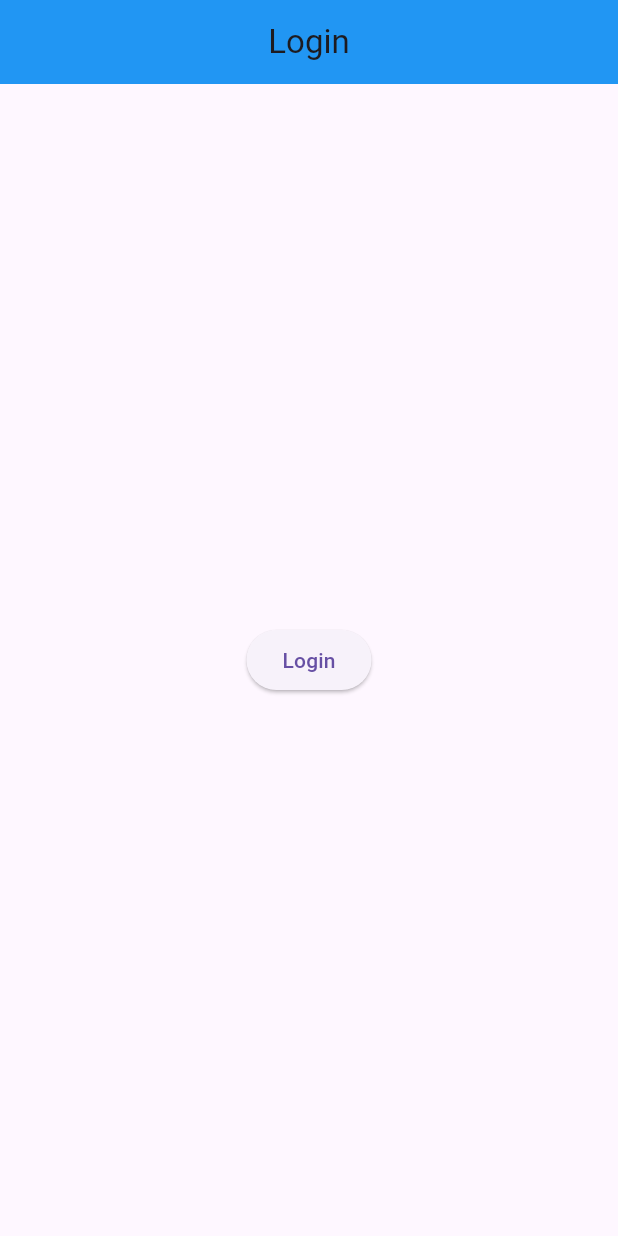
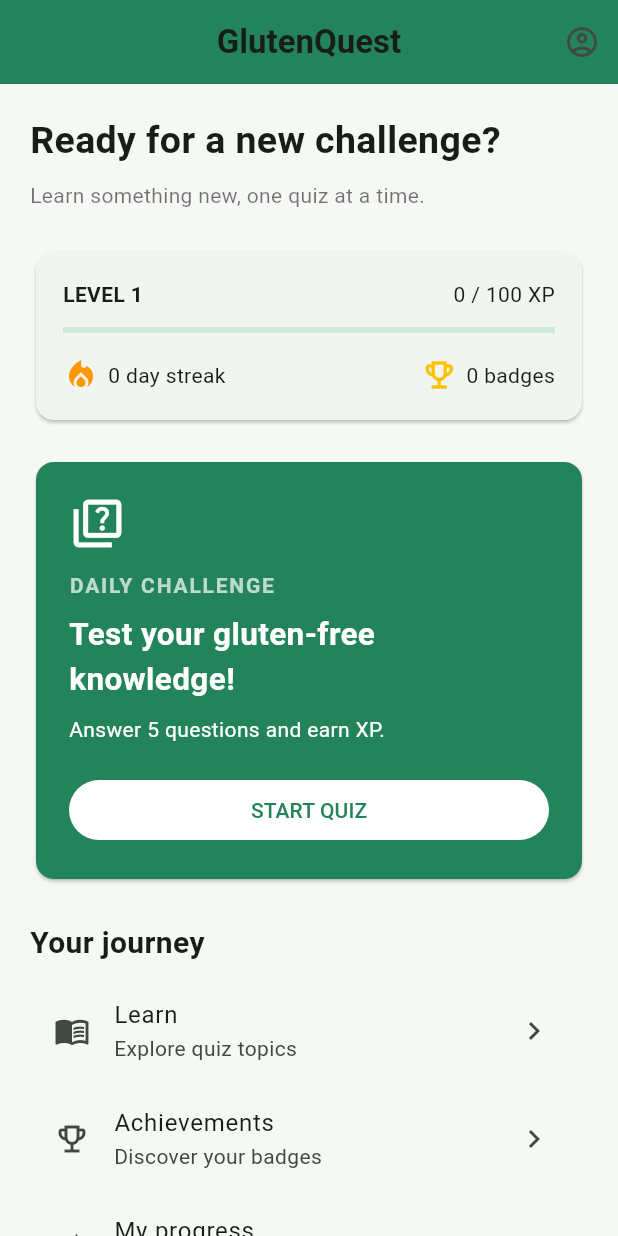
Before and after one commit to C00298638/GlutenQuest, a Flutter app: the screen it shows after launch, on a phone screen of 412 x 824 dp. Run offline on Flutter 3.47's test engine with Material 3 defaults, Android fonts, the phone set to English and light mode, and no system bars.

Commit message:
Add initial homescreen UI and app icon

```diff
--- a/glutenquest/lib/main.dart
+++ b/glutenquest/lib/main.dart
@@ -1,7 +1,8 @@
+
 import 'package:flutter/material.dart';
+import 'screens/home_screen.dart';
 
-void main() async {
-  WidgetsFlutterBinding.ensureInitialized();
+void main() {
   runApp(const GlutenQuestApp());
 }
 
@@ -15,32 +16,12 @@ class GlutenQuestApp extends StatelessWidget {
       debugShowCheckedModeBanner: false,
       theme: ThemeData(
         useMaterial3: true,
+        colorScheme: ColorScheme.fromSeed(
+          seedColor: const Color(0xFF23845B),
+        ),
+        scaffoldBackgroundColor: const Color(0xFFF6F8F5),
       ),
-      home: const LoginScreen(),
+      home: const HomeScreen(),
     );
   }
 }
-
-
-class LoginScreen extends StatelessWidget {
-  const LoginScreen({super.key});
-
-  @override
-  Widget build(BuildContext context) {
-    return Scaffold(
-      appBar: AppBar(
-        centerTitle: true,
-        title: const Text('Login'),
-        backgroundColor: Colors.blue,
-      ),
-      body: Center(
-        child: ElevatedButton(
-          onPressed: () {
-            // Handle login logic here
-          },
-          child: const Text('Login'),
-        ),
-      ),
-    );
-  }
-}
--- a/glutenquest/lib/screens/home_screen.dart
+++ b/glutenquest/lib/screens/home_screen.dart
@@ -0,0 +1,179 @@
+
+import 'package:flutter/material.dart';
+
+class HomeScreen extends StatelessWidget {
+  const HomeScreen({super.key});
+
+  static const Color green = Color(0xFF23845B);
+
+  @override
+  Widget build(BuildContext context) {
+    return Scaffold(
+      appBar: AppBar(
+        title: const Text(
+          'GlutenQuest',
+          style: TextStyle(fontWeight: FontWeight.bold),
+        ),
+        centerTitle: true,
+        backgroundColor: green,
+        actions: [
+          IconButton(
+            onPressed: () {},
+            icon: const Icon(Icons.account_circle_outlined),
+            tooltip: 'Profile',
+          ),
+        ],
+      ),
+      body: ListView(
+        padding: const EdgeInsets.all(20),
+        children: [
+          const Text(
+            'Ready for a new challenge?',
+            style: TextStyle(
+              fontSize: 25,
+              fontWeight: FontWeight.bold,
+            ),
+          ),
+          const SizedBox(height: 8),
+          const Text(
+            'Learn something new, one quiz at a time.',
+            style: TextStyle(color: Colors.black54),
+          ),
+          const SizedBox(height: 24),
+
+          // Player progress
+          Card(
+            child: Padding(
+              padding: const EdgeInsets.all(18),
+              child: Column(
+                crossAxisAlignment: CrossAxisAlignment.start,
+                children: [
+                  const Row(
+                    mainAxisAlignment:
+                        MainAxisAlignment.spaceBetween,
+                    children: [
+                      Text(
+                        'LEVEL 1',
+                        style: TextStyle(
+                          fontWeight: FontWeight.bold,
+                        ),
+                      ),
+                      Text('0 / 100 XP'),
+                    ],
+                  ),
+                  const SizedBox(height: 12),
+                  const LinearProgressIndicator(value: 0),
+                  const SizedBox(height: 16),
+                  const Row(
+                    children: [
+                      Icon(
+                        Icons.local_fire_department,
+                        color: Colors.orange,
+                      ),
+                      SizedBox(width: 6),
+                      Text('0 day streak'),
+                      Spacer(),
+                      Icon(
+                        Icons.emoji_events_outlined,
+                        color: Colors.amber,
+                      ),
+                      SizedBox(width: 6),
+                      Text('0 badges'),
+                    ],
+                  ),
+                ],
+              ),
+            ),
+          ),
+
+          const SizedBox(height: 20),
+
+          // Daily quiz
+          Card(
+            color: green,
+            child: Padding(
+              padding: const EdgeInsets.all(22),
+              child: Column(
+                crossAxisAlignment: CrossAxisAlignment.start,
+                children: [
+                  const Icon(
+                    Icons.quiz_outlined,
+                    color: Colors.white,
+                    size: 38,
+                  ),
+                  const SizedBox(height: 12),
+                  const Text(
+                    'DAILY CHALLENGE',
+                    style: TextStyle(
+                      color: Colors.white70,
+                      fontWeight: FontWeight.bold,
+                      letterSpacing: 1.2,
+                    ),
+                  ),
+                  const SizedBox(height: 8),
+                  const Text(
+                    'Test your gluten-free knowledge!',
+                    style: TextStyle(
+                      color: Colors.white,
+                      fontSize: 21,
+                      fontWeight: FontWeight.bold,
+                    ),
+                  ),
+                  const SizedBox(height: 8),
+                  const Text(
+                    'Answer 5 questions and earn XP.',
+                    style: TextStyle(color: Colors.white),
+                  ),
+                  const SizedBox(height: 20),
+                  SizedBox(
+                    width: double.infinity,
+                    child: FilledButton(
+                      onPressed: () {},
+                      style: FilledButton.styleFrom(
+                        backgroundColor: Colors.white,
+                        foregroundColor: green,
+                      ),
+                      child: const Text('START QUIZ'),
+                    ),
+                  ),
+                ],
+              ),
+            ),
+          ),
+
+          const SizedBox(height: 24),
+          const Text(
+            'Your journey',
+            style: TextStyle(
+              fontSize: 20,
+              fontWeight: FontWeight.bold,
+            ),
+          ),
+          const SizedBox(height: 8),
+
+          ListTile(
+            leading: const Icon(Icons.menu_book),
+            title: const Text('Learn'),
+            subtitle: const Text('Explore quiz topics'),
+            trailing: const Icon(Icons.chevron_right),
+            onTap: () {},
+          ),
+          ListTile(
+            leading: const Icon(Icons.emoji_events_outlined),
+            title: const Text('Achievements'),
+            subtitle: const Text('Discover your badges'),
+            trailing: const Icon(Icons.chevron_right),
+            onTap: () {},
+          ),
+          ListTile(
+            leading: const Icon(Icons.insights),
+            title: const Text('My progress'),
+            subtitle: const Text('Track your learning'),
+            trailing: const Icon(Icons.chevron_right),
+            onTap: () {},
+          ),
+        ],
+      ),
+    );
+  }
+}
```
Also changed, not shown: glutenquest/pubspec.yaml (+7 -0 lines), glutenquest/assets/icon/glutenquest_icon.png.png (added), glutenquest/pubspec.lock, 27 other files.
